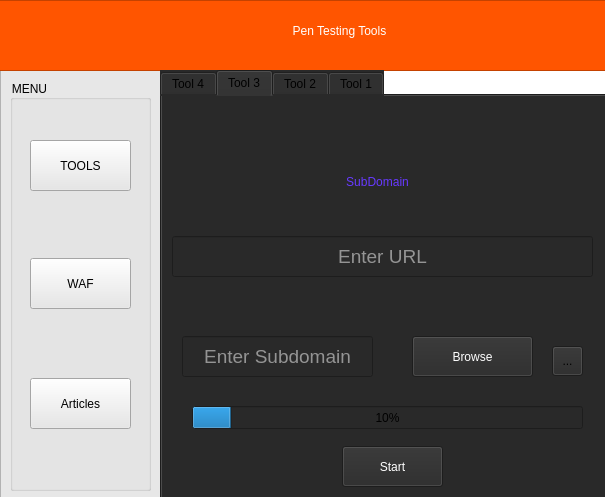
Qt form GUI/Test.ui (Graduti0n-Pr0ject/pen-testing-Program) before a commit.
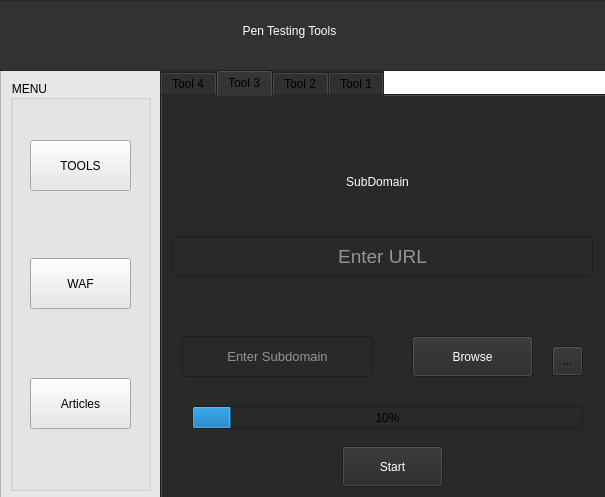
The same form after that commit. Icons and pictures are not drawn.

What changed in the file:
```diff
--- a/GUI/Test.ui
+++ b/GUI/Test.ui
@@ -147,7 +147,7 @@
     </rect>
    </property>
    <property name="styleSheet">
-    <string notr="true">background-color: rgb(255, 85, 0);</string>
+    <string notr="true">background-color: rgb(50, 50, 50);</string>
    </property>
    <property name="frameShape">
     <enum>QFrame::StyledPanel</enum>
@@ -158,7 +158,7 @@
    <widget class="QLabel" name="Title">
     <property name="geometry">
      <rect>
-      <x>190</x>
+      <x>140</x>
       <y>10</y>
       <width>301</width>
       <height>41</height>
@@ -252,7 +252,7 @@
      </property>
      <property name="styleSheet">
       <string notr="true">color:white;
-font: 57 14pt;
+font: 57 10pt;
 </string>
      </property>
      <property name="echoMode">
@@ -311,9 +311,8 @@
       </rect>
      </property>
      <property name="styleSheet">
-      <string notr="true">color:white;
-font: 75 16pt &quot;Noto Naskh Arabic&quot;;
-color: rgb(103, 57, 255);</string>
+      <string notr="true">color: rgb(255, 255, 255);
+font: 75 16pt &quot;Noto Naskh Arabic&quot;;</string>
      </property>
      <property name="frameShadow">
       <enum>QFrame::Plain</enum>
```
Left out of the diff: 38 changed lines with no effect on the pictures.
